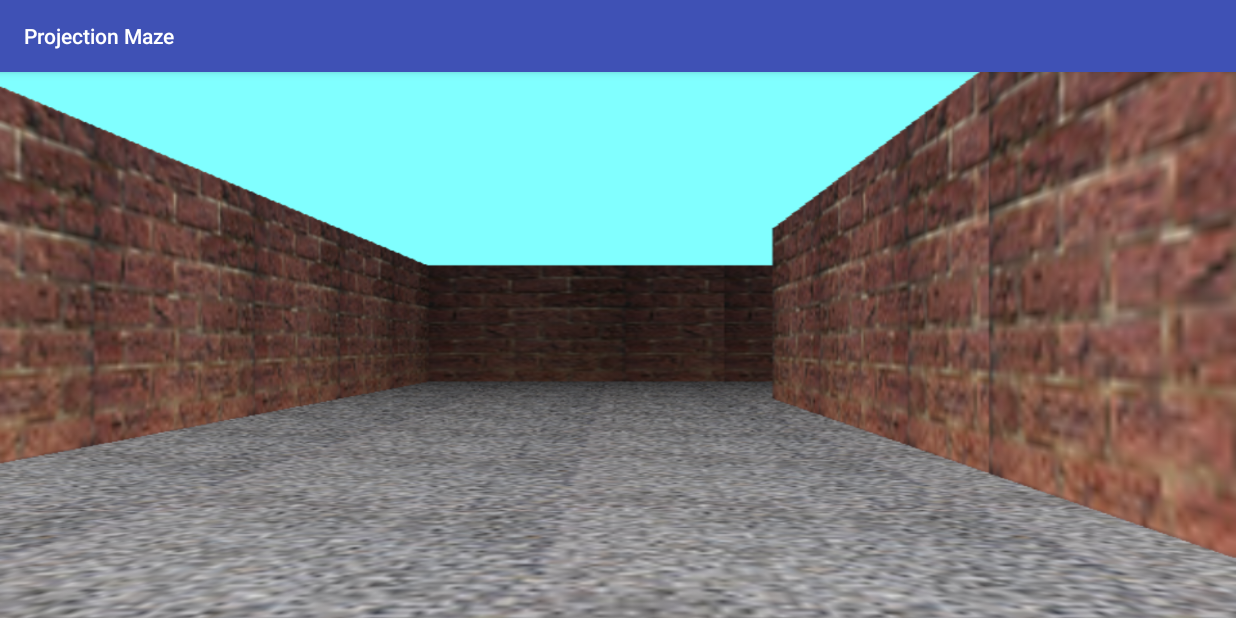
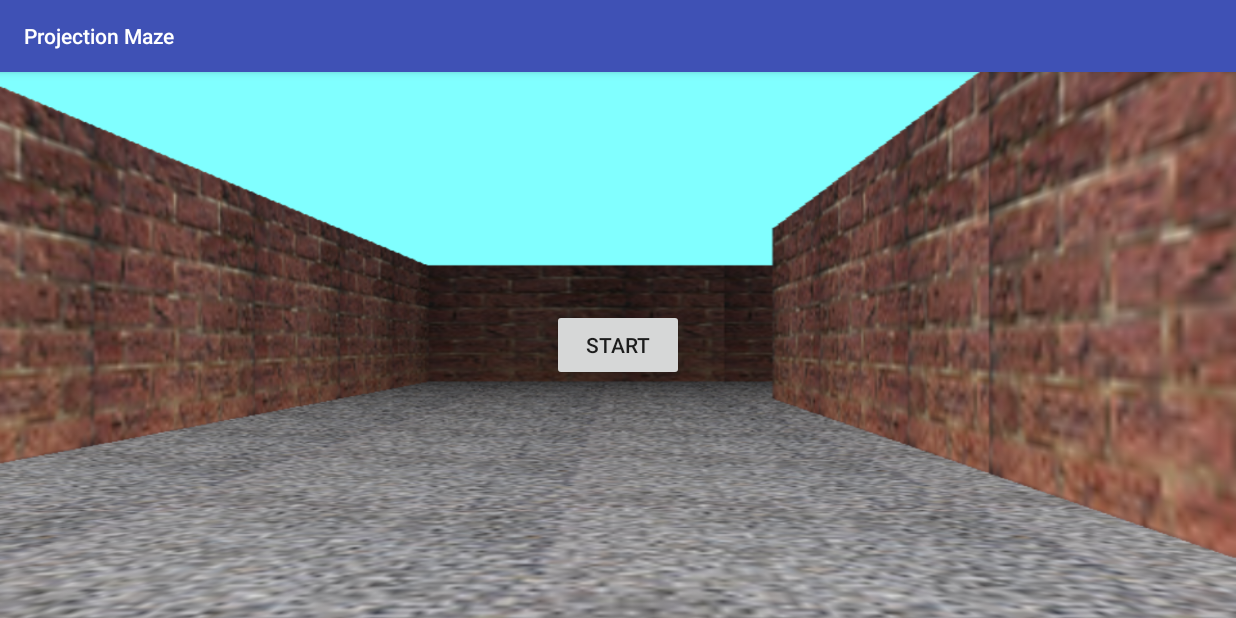
Before and after one commit to jason-wong-9/CubeField, an Android app: the screen it shows after launch (StartActivity), after a tap on "STARTSCREEN", on a phone screen of 824 x 412 dp (held sideways). Run offline under Robolectric (Android 15) with nearby library versions, the phone set to English and light mode, and no system bars.

```diff
--- a/app/src/main/java/com/jasonkcwong/projectionmaze/MainActivity.java
+++ b/app/src/main/java/com/jasonkcwong/projectionmaze/MainActivity.java
@@ -43,6 +43,9 @@ public class MainActivity extends AppCompatActivity implements SensorEventListen
         sm.unregisterListener(this);
     }
 
+    float azimutOffset = 0;
+    float pitchOffset = 0;
+    float rollOffset = 0;
 
     float azimutSum = 0;
     float pitchSum = 0;
@@ -50,6 +53,8 @@ public class MainActivity extends AppCompatActivity implements SensorEventListen
     float azimutCount = 0;
     float pitchCount = 0;
     float rollCount = 0;
+
+    boolean isOffset = false;
 
     private long lastUpdate = 0;
 
@@ -76,13 +81,19 @@ public class MainActivity extends AppCompatActivity implements SensorEventListen
                 float roll = SensorManager.getOrientation(R, orientation)[2];
                 rollSum += roll;
                 rollCount++;
+                if (!isOffset){
+                    azimutOffset = -azimut;
+                    pitchOffset = -pitch;
+                    rollOffset = -roll;
+                    isOffset = true;
+                }
             }
         } else {
             lastUpdate = System.currentTimeMillis();
             float azimutAvg = azimutSum/azimutCount;
             float pitchAvg = pitchSum/pitchCount;
             float rollAvg = rollSum/rollCount;
-            String s = String.format("Z: %.3f%nX: %.3f%nY: %.3f", Math.toDegrees(azimutAvg), Math.toDegrees(pitchAvg), Math.toDegrees(rollAvg));
+            String s = String.format("Z: %.3f%nX: %.3f%nY: %.3f", Math.toDegrees(azimutAvg+azimutOffset), Math.toDegrees(pitchAvg+pitchOffset), Math.toDegrees(rollAvg+rollOffset));
             displayReading.setText(s);
             resetOrientation();
         }
--- a/app/src/main/java/com/jasonkcwong/projectionmaze/StartActivity.java
+++ b/app/src/main/java/com/jasonkcwong/projectionmaze/StartActivity.java
@@ -12,6 +12,5 @@ public class StartActivity extends AppCompatActivity {
     protected void onCreate(Bundle savedInstanceState) {
         super.onCreate(savedInstanceState);
         setContentView(R.layout.startscreen);
-
     }
 }
--- a/app/src/main/res/layout/startscreen.xml
+++ b/app/src/main/res/layout/startscreen.xml
@@ -1,7 +1,14 @@
 <?xml version="1.0" encoding="utf-8"?>
-<LinearLayout xmlns:android="http://schemas.android.com/apk/res/android"
+<RelativeLayout xmlns:android="http://schemas.android.com/apk/res/android"
     android:orientation="vertical" android:layout_width="match_parent"
     android:layout_height="match_parent"
     android:background="@drawable/mazebg">
 
-</LinearLayout>
+    <Button
+        android:layout_width="wrap_content"
+        android:layout_height="wrap_content"
+        android:text="Start"
+        android:id="@+id/button"
+        android:layout_centerVertical="true"
+        android:layout_centerHorizontal="true" />
+</RelativeLayout>
```
